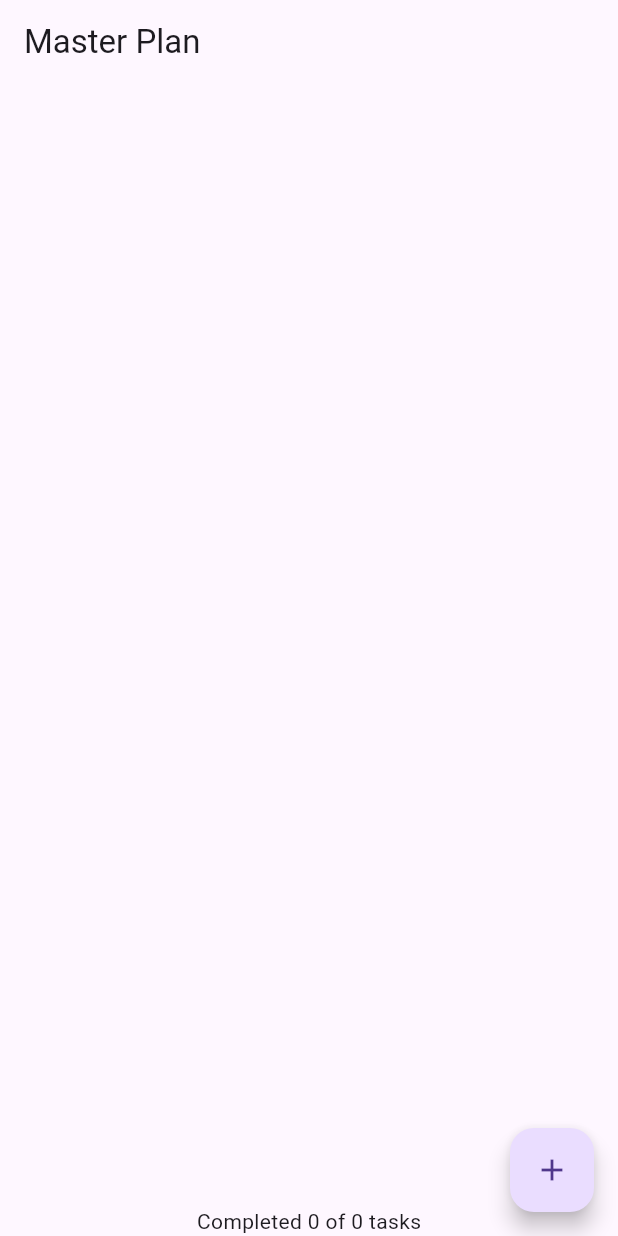
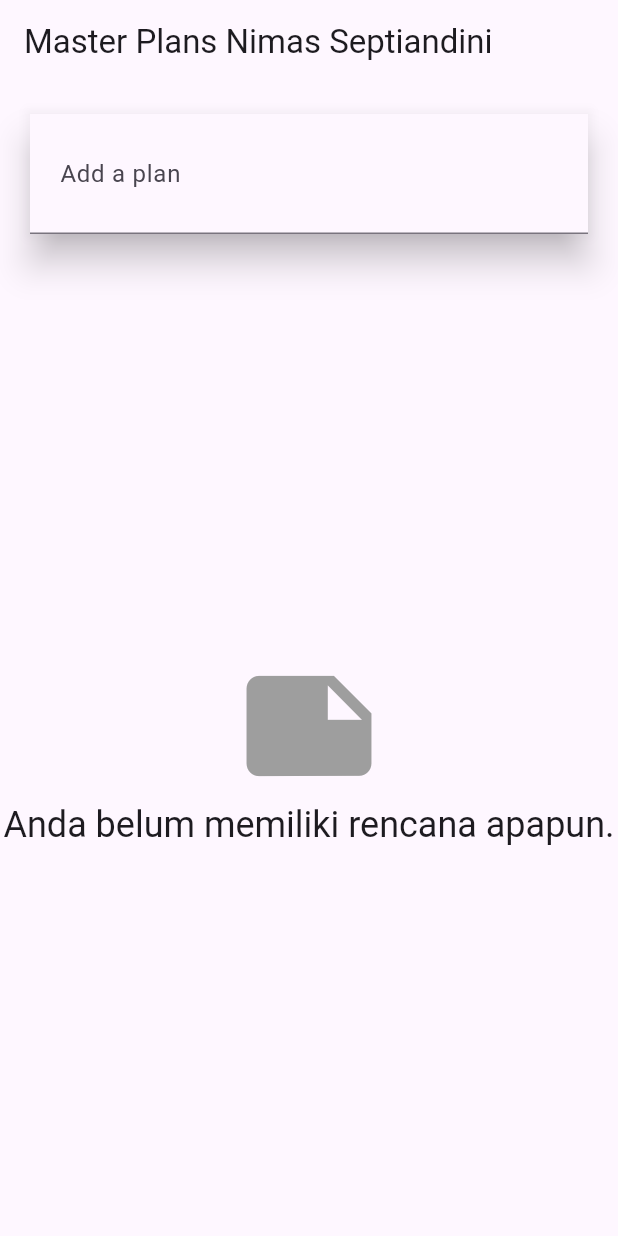
Before and after one commit to septyandini921/master_plan, a Flutter app: the screen it shows after launch, on a phone screen of 412 x 824 dp. Run offline on Flutter 3.47's test engine with Material 3 defaults, Android fonts, the phone set to English and light mode, and no system bars.

Commit message:
Praktikum 3: State di multiple screen

```diff
--- a/lib/main.dart
+++ b/lib/main.dart
@@ -2,6 +2,7 @@
 import 'package:master_plan/models/plan.dart';
 import './provider/plan_provider.dart';
 import './views/plan_screen.dart';
+import 'views/plan_creator_screen.dart';
 
 void main() => runApp(MasterPlanApp());
 
@@ -10,11 +11,10 @@
 
   @override
   Widget build(BuildContext context) {
-    return MaterialApp(
-      theme: ThemeData(primarySwatch: Colors.purple),
-      home: PlanProvider(
-        notifier: ValueNotifier<Plan>(const Plan()),
-        child: const PlanScreen(),
+    return PlanProvider(
+      notifier: ValueNotifier<List<Plan>>(const []),
+      child: const MaterialApp(
+        home: PlanCreatorScreen(),
       ),
     );
   }
--- a/lib/provider/plan_provider.dart
+++ b/lib/provider/plan_provider.dart
@@ -1,13 +1,16 @@
 import 'package:flutter/material.dart';
 import '../models/data_layer.dart';
 
-class PlanProvider extends InheritedNotifier<ValueNotifier<Plan>> {
-  const PlanProvider({super.key, required Widget child, required
-   ValueNotifier<Plan> notifier})
-  : super(child: child, notifier: notifier);
+class PlanProvider extends InheritedNotifier<ValueNotifier<List<Plan>>> {
+  const PlanProvider({
+    super.key,
+    required Widget child,
+    required ValueNotifier<List<Plan>> notifier,
+  }) : super(child: child, notifier: notifier);
 
-  static ValueNotifier<Plan> of(BuildContext context) {
-   return context.
-    dependOnInheritedWidgetOfExactType<PlanProvider>()!.notifier!;
+  static ValueNotifier<List<Plan>> of(BuildContext context) {
+    return context
+        .dependOnInheritedWidgetOfExactType<PlanProvider>()!
+        .notifier!;
   }
 }
--- /dev/null
+++ b/lib/views/plan_creator_screen.dart
@@ -0,0 +1,108 @@
+import 'package:flutter/material.dart';
+import 'package:master_plan/models/plan.dart';
+import 'package:master_plan/views/plan_screen.dart';
+import '../provider/plan_provider.dart';
+
+// --- LANGKAH 9: Buat screen baru (StatefulWidget) ---
+class PlanCreatorScreen extends StatefulWidget {
+  const PlanCreatorScreen({super.key});
+
+  @override
+  State<PlanCreatorScreen> createState() => _PlanCreatorScreenState();
+}
+
+class _PlanCreatorScreenState extends State<PlanCreatorScreen> {
+  // --- LANGKAH 10: Tambahkan TextEditingController ---
+  final textController = TextEditingController();
+
+  // --- LANGKAH 11: Method build ---
+  @override
+  Widget build(BuildContext context) {
+    return Scaffold(
+      appBar: AppBar(title: const Text('Master Plans Nimas Septiandini')),
+      body: Column(
+        children: [
+          _buildListCreator(),
+          Expanded(child: _buildMasterPlans()),
+        ],
+      ),
+    );
+  }
+
+  // --- LANGKAH 12: Widget _buildListCreator (Input Field) ---
+  Widget _buildListCreator() {
+    return Padding(
+      padding: const EdgeInsets.all(20.0),
+      child: Material(
+        color: Theme.of(context).cardColor,
+        elevation: 10,
+        child: TextField(
+          controller: textController,
+          decoration: const InputDecoration(
+            labelText: 'Add a plan',
+            contentPadding: EdgeInsets.all(20),
+          ),
+          onEditingComplete: addPlan, // Panggil method addPlan saat Enter
+        ),
+      ),
+    );
+  }
+
+  // --- LANGKAH 13: void addPlan() ---
+  void addPlan() {
+    final text = textController.text;
+    if (text.isEmpty) {
+      return;
+    }
+
+    final plan = Plan(name: text, tasks: const []);
+    ValueNotifier<List<Plan>> planNotifier = PlanProvider.of(context);
+    planNotifier.value = List<Plan>.from(planNotifier.value)..add(plan);
+    textController.clear();
+    FocusScope.of(context).requestFocus(FocusNode());
+    setState(() {});
+  }
+
+  // --- LANGKAH 14: Widget _buildMasterPlans (Menampilkan Daftar Rencana) ---
+  Widget _buildMasterPlans() {
+    return ValueListenableBuilder<List<Plan>>(
+      valueListenable: PlanProvider.of(context),
+      builder: (context, plans, child) {
+        if (plans.isEmpty) {
+          return Column(
+            mainAxisAlignment: MainAxisAlignment.center,
+            children: <Widget>[
+              const Icon(Icons.note, size: 100, color: Colors.grey),
+              Text(
+                'Anda belum memiliki rencana apapun.',
+                style: Theme.of(context).textTheme.headlineSmall,
+              ),
+            ],
+          );
+        }
+
+        return ListView.builder(
+          itemCount: plans.length,
+          itemBuilder: (context, index) {
+            final plan = plans[index];
+            return ListTile(
+              title: Text(plan.name),
+              subtitle: Text(plan.completenessMessage),
+              onTap: () {
+                Navigator.of(context).push(
+                  MaterialPageRoute(builder: (_) => PlanScreen(plan: plan)),
+                );
+              },
+            );
+          },
+        );
+      },
+    );
+  }
+
+  @override
+  void dispose() {
+    textController.dispose();
+    super.dispose();
+  }
+}
--- a/lib/views/plan_screen.dart
+++ b/lib/views/plan_screen.dart
@@ -3,15 +3,17 @@
 import '../provider/plan_provider.dart';
 
 class PlanScreen extends StatefulWidget {
-  const PlanScreen({super.key});
+  final Plan plan;
+  const PlanScreen({super.key, required this.plan});
 
   @override
   State createState() => _PlanScreenState();
 }
 
+// langkah 5
 class _PlanScreenState extends State<PlanScreen> {
   late ScrollController scrollController;
-
+  Plan get plan => widget.plan;
   @override
   void initState() {
     super.initState();
@@ -21,40 +23,71 @@
       });
   }
 
+  Plan get _currentPlanFromProvider {
+    final List<Plan> plans = PlanProvider.of(context).value;
+    return plans.firstWhere(
+      (p) => p.name == widget.plan.name,
+      orElse: () => widget.plan,
+    );
+  }
+
+  void _updatePlan(Plan updatedPlan) {
+    final planNotifier = PlanProvider.of(context);
+    final List<Plan> plans = planNotifier.value;
+
+    final int index = plans.indexWhere((p) => p.name == updatedPlan.name);
+
+    if (index != -1) {
+      planNotifier.value = List<Plan>.from(plans)..[index] = updatedPlan;
+    }
+  }
+
   @override
   Widget build(BuildContext context) {
+    ValueNotifier<List<Plan>> plansNotifier = PlanProvider.of(context);
+
     return Scaffold(
-      appBar: AppBar(title: const Text('Master Plan')),
-      body: ValueListenableBuilder<Plan>(
-        valueListenable: PlanProvider.of(context),
-        builder: (context, plan, child) {
+      appBar: AppBar(title: Text(plan.name)),
+      body: ValueListenableBuilder<List<Plan>>(
+        valueListenable: plansNotifier,
+        builder: (context, plans, child) {
+          Plan currentPlan = _currentPlanFromProvider;
+
           return Column(
             children: [
-              Expanded(child: _buildList(plan)),
-              //
-              SafeArea(
-                child: Text(
-                  'Completed ${plan.tasks.where((t) => t.complete).length} of ${plan.tasks.length} tasks',
-                ),
-              ),
+              Expanded(child: _buildList(currentPlan)),
+              SafeArea(child: Text(currentPlan.completenessMessage)),
             ],
           );
         },
       ),
+
       floatingActionButton: _buildAddTaskButton(context),
     );
   }
 
   Widget _buildAddTaskButton(BuildContext context) {
-    ValueNotifier<Plan> planNotifier = PlanProvider.of(context);
+    ValueNotifier<List<Plan>> planNotifier = PlanProvider.of(context);
     return FloatingActionButton(
       child: const Icon(Icons.add),
       onPressed: () {
-        Plan currentPlan = planNotifier.value;
-        planNotifier.value = Plan(
+        Plan currentPlan = _currentPlanFromProvider;
+
+        int planIndex = planNotifier.value.indexWhere(
+          (p) => p.name == currentPlan.name,
+        );
+
+        List<Task> updatedTasks = List<Task>.from(currentPlan.tasks)
+          ..add(const Task(description: '', complete: false));
+
+        final Plan updatedPlan = Plan(
           name: currentPlan.name,
-          tasks: List<Task>.from(currentPlan.tasks)..add(const Task()),
+          tasks: updatedTasks,
         );
+
+        //  (Langkah 7)
+        planNotifier.value = List<Plan>.from(planNotifier.value)
+          ..[planIndex] = updatedPlan;
       },
     );
   }
@@ -75,13 +108,18 @@
   }
 
   Widget _buildTaskTile(Task task, int index, BuildContext context) {
-    ValueNotifier<Plan> planNotifier = PlanProvider.of(context);
+    ValueNotifier<List<Plan>> planNotifier = PlanProvider.of(context);
+
     return ListTile(
       leading: Checkbox(
         value: task.complete,
         onChanged: (selected) {
-          Plan currentPlan = planNotifier.value;
-          planNotifier.value = Plan(
+          Plan currentPlan = plan;
+          int planIndex = planNotifier.value.indexWhere(
+            (p) => p.name == currentPlan.name,
+          );
+          planNotifier.value = List<Plan>.from(planNotifier.value)
+            ..[planIndex] = Plan(
               name: currentPlan.name,
               tasks: List<Task>.from(currentPlan.tasks)
                 ..[index] = Task(
@@ -94,8 +132,12 @@
       title: TextFormField(
         initialValue: task.description,
         onChanged: (text) {
-          Plan currentPlan = planNotifier.value;
-          planNotifier.value = Plan(
+          Plan currentPlan = plan;
+          int planIndex = planNotifier.value.indexWhere(
+            (p) => p.name == currentPlan.name,
+          );
+          planNotifier.value = List<Plan>.from(planNotifier.value)
+            ..[planIndex] = Plan(
               name: currentPlan.name,
               tasks: List<Task>.from(currentPlan.tasks)
                 ..[index] = Task(description: text, complete: task.complete),
```
Also changed, not shown: lib/Models/plan.dart (+5 -3 lines). Lines whose indentation alone changed are shown as unchanged.
